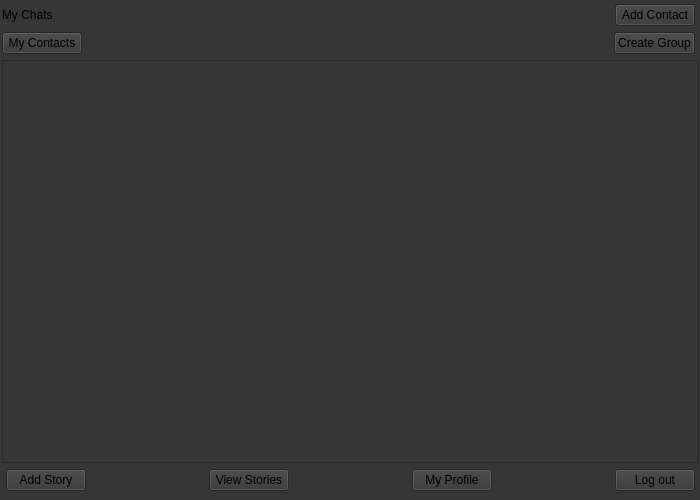
This is Chat-Application/Chats.ui in verina101/Chat-Application as Qt 5 draws it before an edit. The edited form follows.
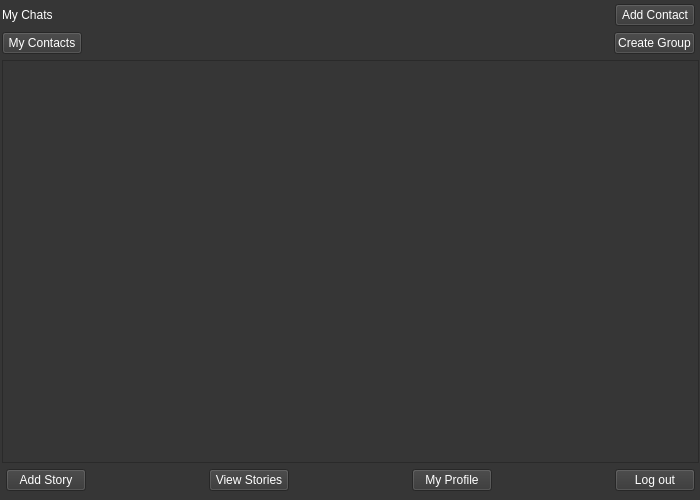
This is the edited form.

Patch:
```diff
--- a/Chat-Application/Chats.ui
+++ b/Chat-Application/Chats.ui
@@ -14,7 +14,8 @@
    <string>Form</string>
   </property>
   <property name="styleSheet">
-   <string notr="true">background:rgb(54, 54, 54);</string>
+   <string notr="true">background:rgb(54, 54, 54);
+color:white;</string>
   </property>
   <widget class="QStackedWidget" name="stackedWidget">
    <property name="geometry">
@@ -25,6 +26,9 @@
      <height>500</height>
     </rect>
    </property>
+   <property name="styleSheet">
+    <string notr="true"/>
+   </property>
    <widget class="QWidget" name="page_myChats">
     <widget class="QWidget" name="layoutWidget">
      <property name="geometry">
```
